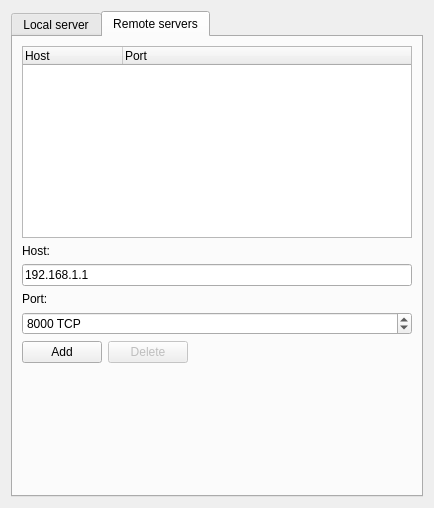
Before: the Qt Designer form gns3/ui/server_preferences_page.ui in GNS3/gns3-gui, drawn with Qt 5.
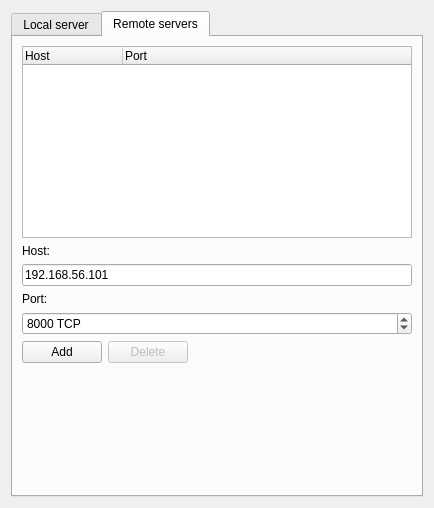
After: the same form once the commit is applied. The open tabs and pages were chosen to show the change.

Diff of the .ui file:
```diff
--- a/gns3/ui/server_preferences_page.ui
+++ b/gns3/ui/server_preferences_page.ui
@@ -153,7 +153,7 @@
        <item row="2" column="0" colspan="2">
         <widget class="QLineEdit" name="uiRemoteServerPortLineEdit">
          <property name="text">
-          <string>192.168.1.1</string>
+          <string>192.168.56.101</string>
          </property>
         </widget>
        </item>
```
